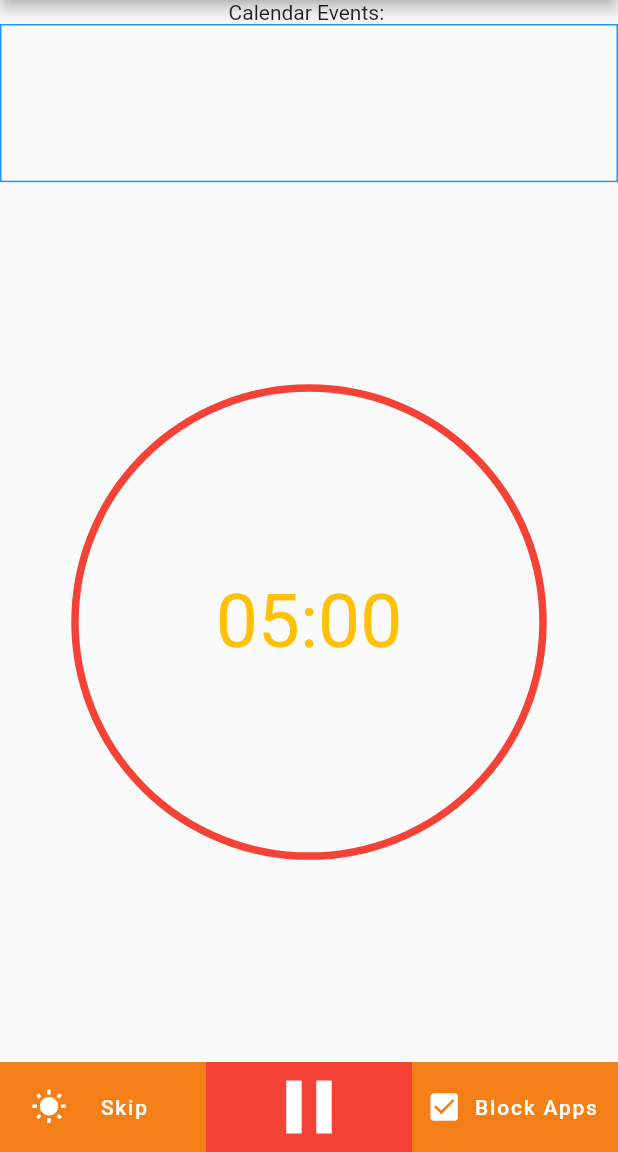
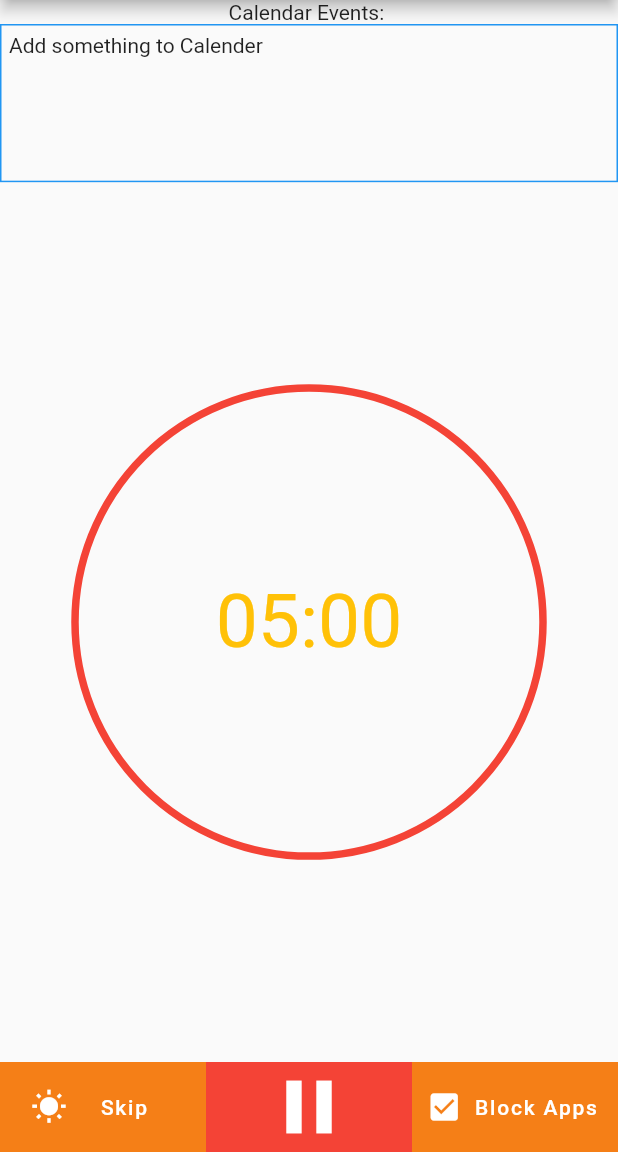
Before and after one commit to DanielDH01/PerfectPomodoro, a Flutter app: the screen it shows after launch, after a tap on "Skip", on a phone screen of 412 x 824 dp, the part 84-1236 px from its top. Run offline on Flutter 3.47's test engine with Material 2 defaults, Android fonts, the phone set to English and light mode, and no system bars; drawn by our look-alikes of circular_countdown_timer; our stand-ins replace rflutter_alert, shared_preferences, sqflite, syncfusion_flutter_calendar, vibration; accounts and stored records are empty.

Commit message:
added optimizing issues

```diff
--- a/lib/main.dart
+++ b/lib/main.dart
@@ -15,7 +15,7 @@ Future<void> main() async {
   WidgetsFlutterBinding.ensureInitialized();
   _prefs = await SharedPreferences.getInstance();
   if (_prefs.getBool("isDarkTheme") == null) {
-    await _prefs.setBool("isDarkTheme", false);
+    _prefs.setBool("isDarkTheme", false);
   }
   runApp(
     ChangeNotifierProvider(
@@ -53,14 +53,13 @@ class _TimerState extends State<Timer> {
   bool _isBreak = false;
   bool _isBlocked = false;
   int _timerMin = 3;
-  // List<Event> events;
   bool isLoading = false;
+  EventProvider eventProvider;
 
   @override
   Widget build(BuildContext context) {
-    final eventProvider = Provider.of<EventProvider>(context);
-    eventProvider.refreshEvents();
-    // refreshEvents(eventProvider);
+    eventProvider = Provider.of<EventProvider>(context);
+
     return Scaffold(
       appBar: AppBar(
         title: Text('Perfect Pomodoro'),
@@ -92,9 +91,7 @@ class _TimerState extends State<Timer> {
                 Expanded(
                   flex: 9,
                   child: Container(
-                    child: ListView(
-                      children: makeList(eventProvider.events),
-                    ),
+                    child: EventsList(),
                     padding: EdgeInsets.all(5.0),
                     decoration: BoxDecoration(
                       border: Border.all(
@@ -184,64 +181,6 @@ class _TimerState extends State<Timer> {
         ],
       ),
     );
-  }
-
-  List<Widget> makeList(List<Event> events) {
-    List<Widget> texts = <Widget>[];
-    if (events != null) {
-      if (events.isNotEmpty) {
-        for (Event el in events) {
-          texts.add(
-            GestureDetector(
-              onTap: () => Navigator.of(context).push(
-                MaterialPageRoute(
-                  builder: (context) => EventViewingPage(event: el),
-                ),
-              ),
-              child: IntrinsicHeight(
-                child: Row(
-                  children: [
-                    Expanded(
-                      flex: 9,
-                      child: Text(
-                        el.title,
-                        style: TextStyle(fontSize: 24),
-                      ),
-                    ),
-                    VerticalDivider(
-                      color: Colors.white10,
-                    ),
-                    Expanded(
-                      child: IconButton(
-                        icon: Icon(
-                          Icons.check,
-                          color: Colors.greenAccent[400],
-                        ),
-                        onPressed: () {
-                          final provider = Provider.of<EventProvider>(context,
-                              listen: false);
-
-                          EventsDatabase.instance.delete(el.id);
-                          provider.refreshEvents();
-                        },
-                      ),
-                    ),
-                  ],
-                ),
-              ),
-            ),
-          );
-          texts.add(Divider(
-            height: 5,
-            color: Colors.white10,
-          ));
-        }
-      }
-    } else {
-      texts.add(Text("Add something to Calender"));
-    }
-
-    return texts;
   }
 
   Widget buildRowButtons() {
@@ -390,7 +329,6 @@ class _TimerState extends State<Timer> {
           ),
           Container(
             color: Colors.red,
-
             width: MediaQuery.of(context).size.width / 3,
             height: 60,
             child: FloatingActionButton(
@@ -450,3 +388,74 @@ class _TimerState extends State<Timer> {
     }
   }
 }
+
+class EventsList extends StatefulWidget {
+  const EventsList({Key key}) : super(key: key);
+
+  @override
+  State<EventsList> createState() => _EventsListState();
+}
+
+class _EventsListState extends State<EventsList> {
+  @override
+  Widget build(BuildContext context) {
+    return ListView(
+      children: makeList(Provider.of<EventProvider>(context)),
+    );
+  }
+
+  List<Widget> makeList(EventProvider eventProvider) {
+    List<Widget> texts = <Widget>[];
+    List<Event> events = eventProvider.events;
+    if (events != null) {
+      if (events.isNotEmpty) {
+        for (Event el in events) {
+          texts.add(
+            GestureDetector(
+              onTap: () => Navigator.of(context).push(
+                MaterialPageRoute(
+                  builder: (context) => EventViewingPage(event: el),
+                ),
+              ),
+              child: IntrinsicHeight(
+                child: Row(
+                  children: [
+                    Expanded(
+                      flex: 9,
+                      child: Text(
+                        el.title,
+                        style: TextStyle(fontSize: 24),
+                      ),
+                    ),
+                    VerticalDivider(
+                      color: Colors.white10,
+                    ),
+                    Expanded(
+                      child: IconButton(
+                        icon: Icon(
+                          Icons.check,
+                          color: Colors.greenAccent[400],
+                        ),
+                        onPressed: () {
+                          eventProvider.deleteEvent(el);
+                          // provider.refreshEvents();
+                        },
+                      ),
+                    ),
+                  ],
+                ),
+              ),
+            ),
+          );
+          texts.add(Divider(
+            height: 5,
+            color: Colors.white10,
+          ));
+        }
+      }
+    } else {
+      texts.add(Text("Add something to Calender"));
+    }
+    return texts;
+  }
+}
```
Also changed, not shown: lib/page/event_editing_page.dart (+4 -5 lines), lib/provider/event_provider.dart (+7 -6 lines), 1 other file.
